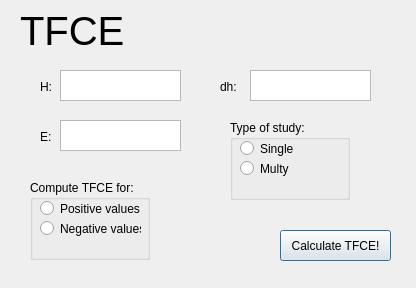
Qt form TfcePlugin/TfceScore/TfceScore.ui (amon80/tfce_brainvoyager) before a commit.
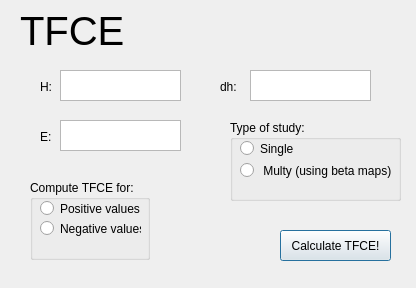
The same form after that commit.

```diff
--- a/TfcePlugin/TfceScore/TfceScore.ui
+++ b/TfcePlugin/TfceScore/TfceScore.ui
@@ -157,8 +157,8 @@
     <rect>
      <x>230</x>
      <y>120</y>
-     <width>120</width>
-     <height>80</height>
+     <width>171</width>
+     <height>81</height>
     </rect>
    </property>
    <property name="title">
@@ -182,12 +182,12 @@
      <rect>
       <x>10</x>
       <y>40</y>
-      <width>82</width>
-      <height>17</height>
+      <width>151</width>
+      <height>21</height>
      </rect>
     </property>
     <property name="text">
-     <string>Multy</string>
+     <string> Multy (using beta maps)</string>
     </property>
    </widget>
   </widget>
```
